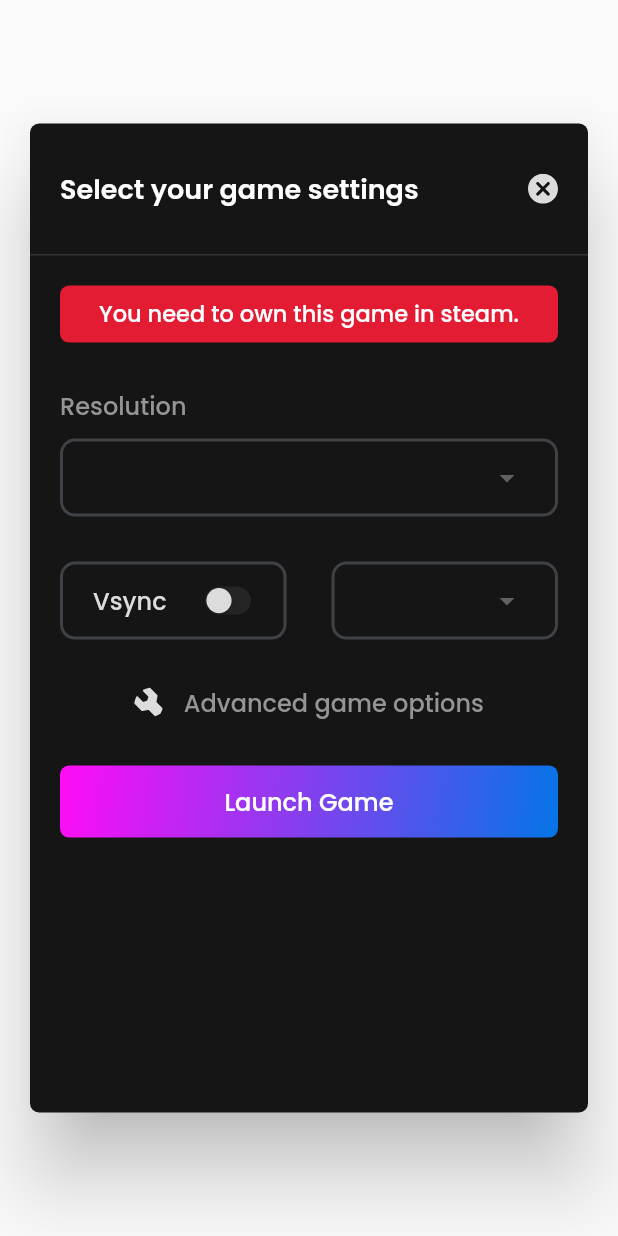
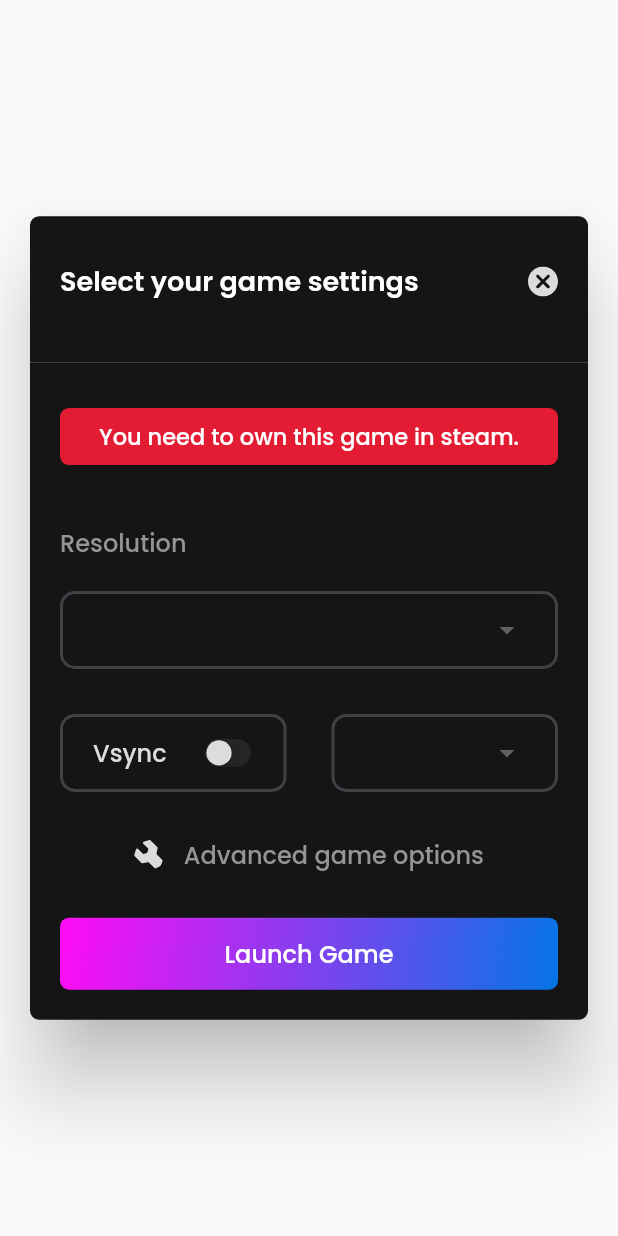
Before and after one commit to OnePlay-Internet/oneplay-flutter-gui, a Flutter app: what gameSettingPopup() shows on an empty page, opened directly with empty values, on a phone screen of 412 x 824 dp. Run offline on Flutter 3.47's test engine with Material 2 defaults, Android fonts, the phone set to English and light mode, and no system bars; our stand-ins replace cached_network_image, carousel_slider, dio, flutter_mobx, flutter_modular, flutter_svg and 6 more; accounts and stored records are empty; generated files the repository leaves out were written again.

Commit message:
adjust heihgt

```diff
--- a/lib/app/pages/game/popup_game_setting.dart
+++ b/lib/app/pages/game/popup_game_setting.dart
@@ -21,13 +21,13 @@ Widget gameSettingPopup(
       contentPadding: EdgeInsets.zero,
       insetPadding: const EdgeInsets.symmetric(horizontal: 20),
       content: SizedBox(
-        height: MediaQuery.of(context).size.height * 0.8,
+        height: MediaQuery.of(context).size.height * 0.65,
         width: MediaQuery.of(context).size.width,
         child: Column(
+          mainAxisAlignment: MainAxisAlignment.spaceAround,
           children: [
             Padding(
-              padding:
-                  const EdgeInsets.symmetric(vertical: 30, horizontal: 20),
+              padding: const EdgeInsets.symmetric(vertical: 20, horizontal: 20),
               child: Row(
                 mainAxisAlignment: MainAxisAlignment.spaceBetween,
                 crossAxisAlignment: CrossAxisAlignment.center,
@@ -61,7 +61,7 @@ Widget gameSettingPopup(
             commonDividerWidget(),
             Container(
                 margin:
-                    const EdgeInsets.symmetric(horizontal: 20, vertical: 20),
+                    const EdgeInsets.symmetric(horizontal: 20, vertical: 10),
                 height: 38,
                 width: MediaQuery.of(context).size.width,
                 decoration: BoxDecoration(
@@ -71,7 +71,7 @@ Widget gameSettingPopup(
                     child: Text('You need to own this game in steam.',
                         style: tinyStyle.copyWith(fontSize: 15)))),
             Container(
-              margin: const EdgeInsets.only(top: 10, bottom: 10, left: 20),
+              margin: const EdgeInsets.only(top: 10, left: 20),
               alignment: Alignment.topLeft,
               child: Text(
                 'Resolution',
@@ -89,9 +89,8 @@ Widget gameSettingPopup(
               child: dropdownMenu(
                   PlayConstants.MOBILE_RESOLUTIONS, gameSetting.resolution),
             ),
-            const SizedBox(height: 30),
             Container(
-              margin: const EdgeInsets.symmetric(horizontal: 20),
+              margin: const EdgeInsets.symmetric(horizontal: 20, vertical: 10),
               child: Row(
                 mainAxisAlignment: MainAxisAlignment.spaceBetween,
                 children: [
@@ -108,8 +107,7 @@ Widget gameSettingPopup(
                         children: [
                           Text(
                             'Vsync',
-                            style:
-                                tinyStyle.copyWith(color: textPrimaryColor),
+                            style: tinyStyle.copyWith(color: textPrimaryColor),
                           ),
                           StatefulBuilder(
                             builder: (_, setState) => SizedBox(
@@ -139,15 +137,13 @@ Widget gameSettingPopup(
                       height: 52,
                       decoration: BoxDecoration(
                           borderRadius: BorderRadius.circular(10),
-                          border:
-                              Border.all(color: basicLineColor, width: 2)),
+                          border: Border.all(color: basicLineColor, width: 2)),
                       child: dropdownMenu(PlayConstants.FPS, gameSetting.fps),
                     ),
                   ),
                 ],
               ),
             ),
-            const SizedBox(height: 30),
             FocusZoom(builder: (focus) {
               return InkWell(
                 focusNode: focus,
@@ -166,8 +162,7 @@ Widget gameSettingPopup(
                         const SizedBox(width: 14),
                         Text(
                           'Advanced game options',
-                          style:
-                              tinyStyle.copyWith(color: textSecondaryColor),
+                          style: tinyStyle.copyWith(color: textSecondaryColor),
                         )
                       ]),
                 ),
@@ -406,11 +401,7 @@ FocusZoom btnLaunchGame(BuildContext context, Function() launchGame) {
         launchGame();
       },
       child: Container(
-        margin: const EdgeInsets.only(
-          left: 20,
-          right: 20,
-          top: 30,
-        ),
+        margin: const EdgeInsets.only(left: 20, right: 20, top: 10, bottom: 10),
         width: MediaQuery.of(context).size.width,
         height: 48,
         decoration: BoxDecoration(
```
